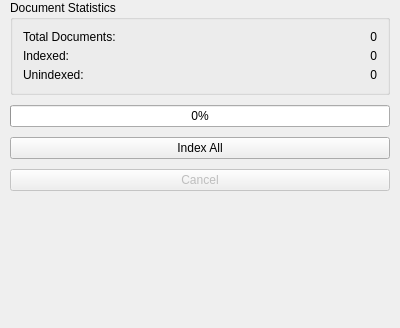
Old version of the form src/airunner/components/documents/gui/widgets/templates/knowledge_base_panel.ui in the repository Capsize-Games/airunner.
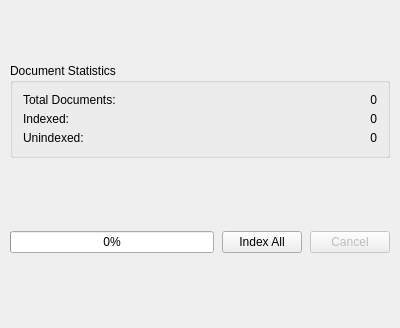
New version of the form.

Commit message: Improve document RAG workflow and knowledge base UI

What changed in the file:
```diff
--- a/src/airunner/components/documents/gui/widgets/templates/knowledge_base_panel.ui
+++ b/src/airunner/components/documents/gui/widgets/templates/knowledge_base_panel.ui
@@ -120,7 +120,18 @@
     </widget>
    </item>
    <item>
+     <layout class="QHBoxLayout" name="controlsLayout">
+      <property name="spacing">
+        <number>8</number>
+      </property>
+      <item>
     <widget class="QProgressBar" name="progress_bar">
+         <property name="sizePolicy">
+          <sizepolicy hsizetype="Expanding" vsizetype="Fixed">
+            <horstretch>1</horstretch>
+            <verstretch>0</verstretch>
+          </sizepolicy>
+         </property>
      <property name="value">
       <number>0</number>
      </property>
@@ -152,18 +163,7 @@
      </property>
     </widget>
    </item>
-   <item>
-    <spacer name="verticalSpacer">
-     <property name="orientation">
-      <enum>Qt::Orientation::Vertical</enum>
-     </property>
-     <property name="sizeHint" stdset="0">
-      <size>
-       <width>20</width>
-       <height>40</height>
-      </size>
-     </property>
-    </spacer>
+     </layout>
    </item>
   </layout>
  </widget>
```
Lines whose indentation alone changed are shown as unchanged. The commit also changes 52 other files.
